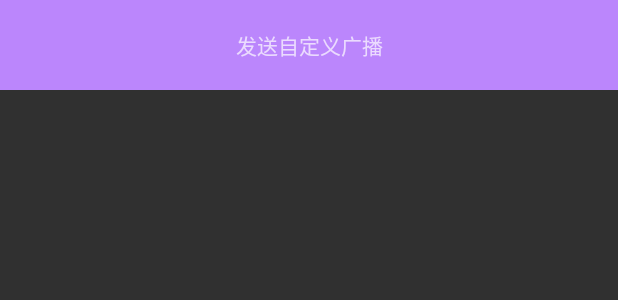
After one commit to littleZhangqq/AndroidStudyPlan, an Android app: the layout activity_breceivetest.xml on its own in the app's theme, with its tools: preview values and no code run, on a phone screen of 412 x 824 dp. The commit adds this screen. Shown: the top 300 px of the screen. Run offline under Robolectric (Android 15) with nearby library versions, the phone set to English and light mode, and no system bars.

Commit message:
广播1：全局广播

```diff
--- a/app/src/main/java/com/example/studyplan/MainActivity.java
+++ b/app/src/main/java/com/example/studyplan/MainActivity.java
@@ -119,6 +119,10 @@ public class MainActivity extends BaseActivity {
                                 ServiceActivity.class);
                         startActivity(intent6);
                         break;
+                    case 7:
+                        Intent intent7 = new Intent(MainActivity.this,
+                                BReceiveTest.class);
+                        startActivity(intent7);
                 }
             }
         });
--- /dev/null
+++ b/app/src/main/res/layout/activity_breceivetest.xml
@@ -0,0 +1,18 @@
+<?xml version="1.0" encoding="utf-8"?>
+<LinearLayout xmlns:android="http://schemas.android.com/apk/res/android"
+    xmlns:app="http://schemas.android.com/apk/res-auto"
+    xmlns:tools="http://schemas.android.com/tools"
+    android:layout_width="match_parent"
+    android:layout_height="match_parent"
+    tools:context=".BReceiveTest">
+
+    <TextView
+        android:layout_width="match_parent"
+        android:layout_height="60dp"
+        android:background="@color/purple_200"
+        android:text="发送自定义广播"
+        android:gravity="center"
+        android:id="@+id/sendMyBr"
+        />
+
+</LinearLayout>
```
Also changed, not shown: app/src/main/AndroidManifest.xml (+15 -1 lines), app/src/main/java/Util/MyBroadCast.java (added, +18 -0 lines), app/src/main/java/com/example/studyplan/BReceiveTest.java (added, +49 -0 lines).
